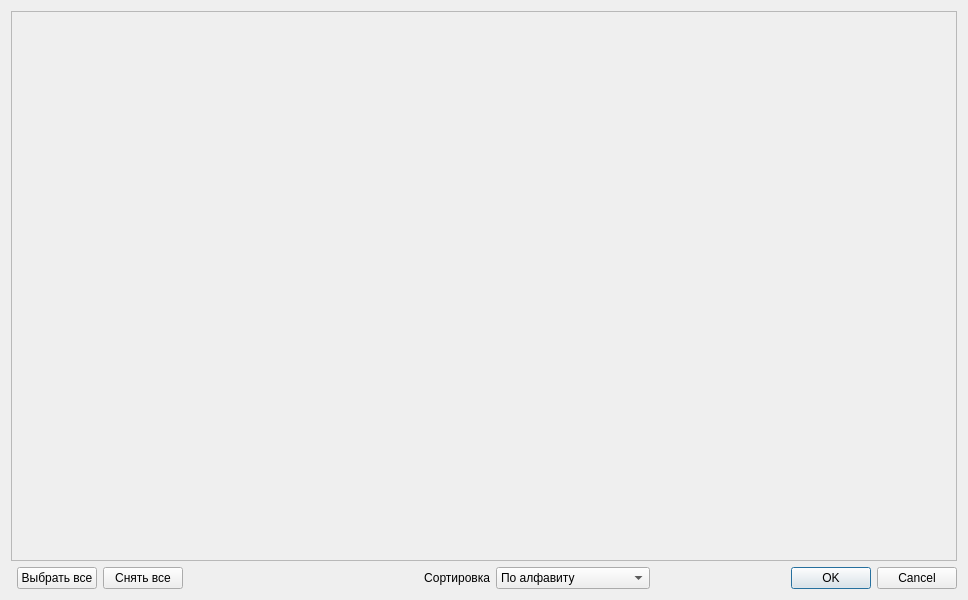
Old version of the form series_dialog.ui in the repository cool-palace/Screenshot-Manager.
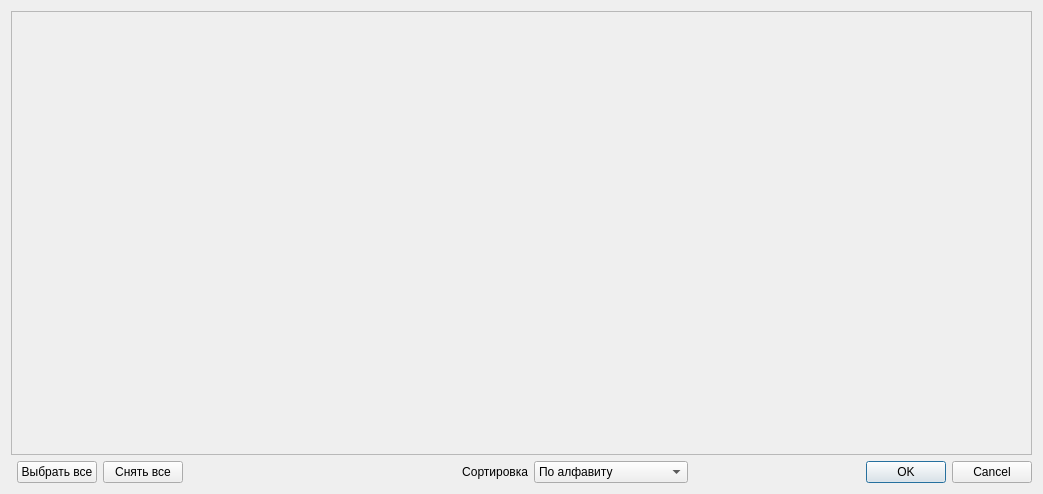
New version of the form. Icons and pictures are not drawn.

Commit message: Диалоговое окно выбора сериалов раскрывается в полный размер

What changed in the file:
```diff
--- a/series_dialog.ui
+++ b/series_dialog.ui
@@ -6,8 +6,8 @@
    <rect>
     <x>0</x>
     <y>0</y>
-    <width>968</width>
-    <height>600</height>
+    <width>1043</width>
+    <height>494</height>
    </rect>
   </property>
   <property name="windowTitle">
@@ -24,8 +24,8 @@
        <rect>
         <x>0</x>
         <y>0</y>
-        <width>944</width>
-        <height>540</height>
+        <width>1019</width>
+        <height>434</height>
        </rect>
       </property>
       <layout class="QGridLayout" name="gridLayout_12">
```
Left out of the diff: 8 changed lines with no effect on the pictures. The commit also changes 1 other file.
